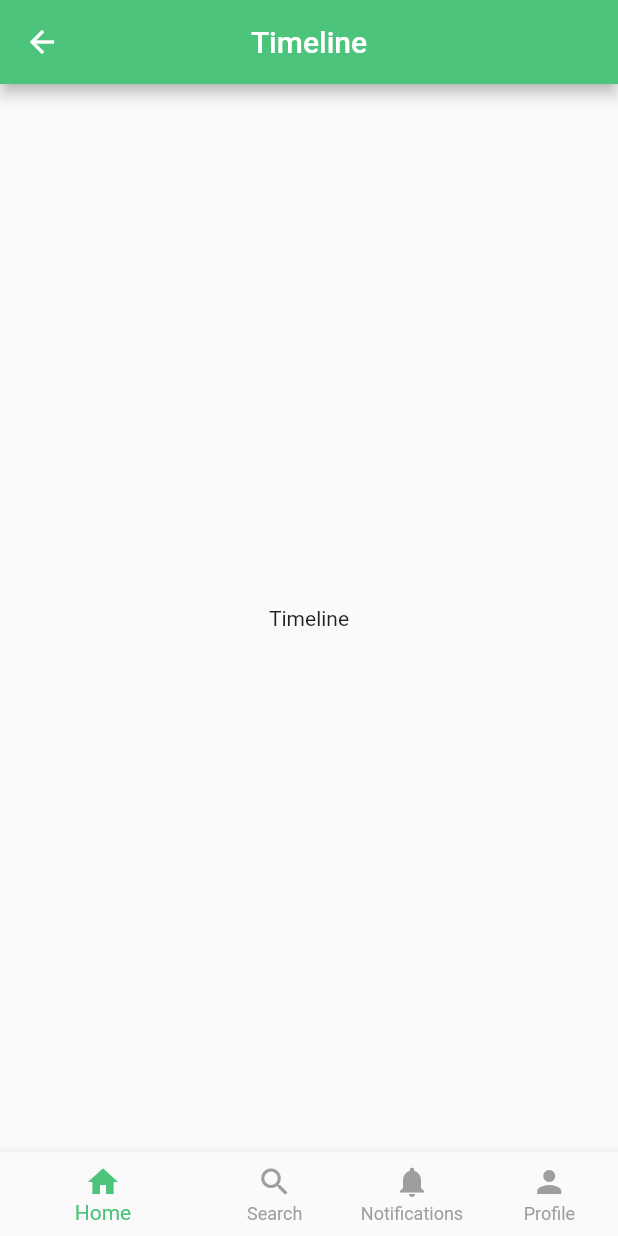
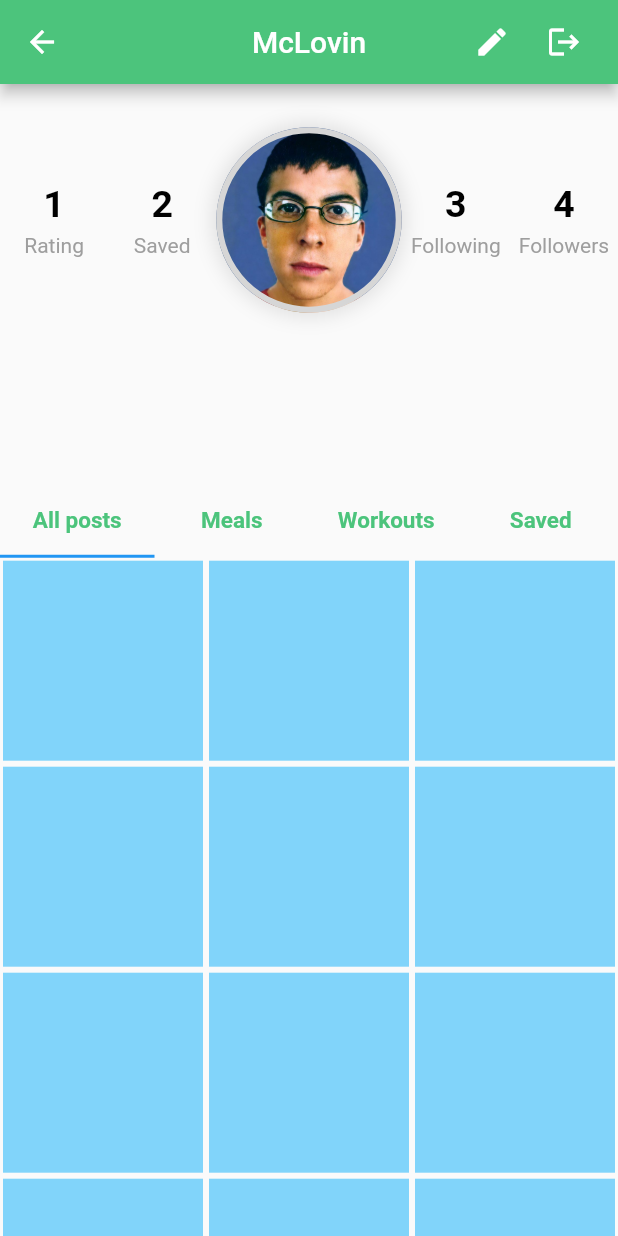
Before and after one commit to Technion236272/2022b-YourFitnessGuide, a Flutter app: the screen it shows after launch, on a phone screen of 412 x 824 dp. Run offline on Flutter 3.47's test engine with Material 2 defaults, Android fonts, the phone set to English and light mode, and no system bars; our stand-ins replace firebase_auth, firebase_core, font_awesome_flutter, google_sign_in, image_picker; missing offline and left inert: flutter_facebook_auth; accounts and stored records are empty.

Commit message:
#16 complete, added placehoders for posts temporarily

```diff
--- /dev/null
+++ b/lib/Screens/ProfileScreens/profiletab_1.dart
@@ -0,0 +1,19 @@
+import 'package:flutter/material.dart';
+
+class FirstTab extends StatelessWidget {
+  @override
+  Widget build(BuildContext context) {
+    return GridView.builder(
+        itemCount: 18,
+        gridDelegate:
+            SliverGridDelegateWithFixedCrossAxisCount(crossAxisCount: 3),
+        itemBuilder: (context, index) {
+          return Padding(
+            padding: const EdgeInsets.all(2.0),
+            child: Container(
+              color: Colors.lightBlue[200],
+            ),
+          );
+        });
+  }
+}
--- /dev/null
+++ b/lib/Screens/ProfileScreens/profiletab_2.dart
@@ -0,0 +1,19 @@
+import 'package:flutter/material.dart';
+
+class SecondTab extends StatelessWidget {
+  @override
+  Widget build(BuildContext context) {
+    return GridView.builder(
+        itemCount: 4,
+        gridDelegate:
+            SliverGridDelegateWithFixedCrossAxisCount(crossAxisCount: 3),
+        itemBuilder: (context, index) {
+          return Padding(
+            padding: const EdgeInsets.all(2.0),
+            child: Container(
+              color: Colors.pink[200],
+            ),
+          );
+        });
+  }
+}
--- /dev/null
+++ b/lib/Screens/ProfileScreens/profiletab_3.dart
@@ -0,0 +1,19 @@
+import 'package:flutter/material.dart';
+
+class ThirdTab extends StatelessWidget {
+  @override
+  Widget build(BuildContext context) {
+    return GridView.builder(
+        itemCount: 4,
+        gridDelegate:
+            SliverGridDelegateWithFixedCrossAxisCount(crossAxisCount: 3),
+        itemBuilder: (context, index) {
+          return Padding(
+            padding: const EdgeInsets.all(2.0),
+            child: Container(
+              color: Colors.deepPurple[200],
+            ),
+          );
+        });
+  }
+}
--- /dev/null
+++ b/lib/Screens/ProfileScreens/profiletab_4.dart
@@ -0,0 +1,19 @@
+import 'package:flutter/material.dart';
+
+class FourthTab extends StatelessWidget {
+  @override
+  Widget build(BuildContext context) {
+    return GridView.builder(
+        itemCount: 4,
+        gridDelegate:
+            SliverGridDelegateWithFixedCrossAxisCount(crossAxisCount: 3),
+        itemBuilder: (context, index) {
+          return Padding(
+            padding: const EdgeInsets.all(2.0),
+            child: Container(
+              color: Colors.yellow[200],
+            ),
+          );
+        });
+  }
+}
--- a/lib/Screens/editProfileScreen.dart
+++ b/lib/Screens/editProfileScreen.dart
@@ -27,7 +27,7 @@ class _EditProfileScreenState extends State<EditProfileScreen> {
         height: height * 0.25,
         decoration: BoxDecoration(
             border:
-            Border.all(width: 4, color: Colors.white),
+            Border.all(width: 4, color: Color(0xffD6D6D6)),
             boxShadow: [
               BoxShadow(
                   spreadRadius: 3,
@@ -294,8 +294,7 @@ class _EditProfileScreenState extends State<EditProfileScreen> {
         centerTitle: true,
         title: const Text('Edit your profile'),
       ),
-      body: Container(
-        child: SingleChildScrollView(
+      body: SingleChildScrollView(
         child: GestureDetector(
           onTap: () {
             FocusScope.of(context).unfocus();
@@ -305,7 +304,7 @@ class _EditProfileScreenState extends State<EditProfileScreen> {
               SizedBox(height: height * 0.02),
               Container(
                 padding: EdgeInsets.only(
-                      top: 0.25, left: width * 0.05, right: width * 0.1),
+                    top: 0.25, left: width * 0.05, right: width * 0.05),
                 child: Center(
                   child: Stack(
                     children: [
@@ -337,7 +336,6 @@ class _EditProfileScreenState extends State<EditProfileScreen> {
           ),
         ),
       ),
-      ),
     );
   }
 }
--- /dev/null
+++ b/lib/Screens/profileScreen.dart
@@ -0,0 +1,187 @@
+import 'package:flutter/material.dart';
+import 'package:yourfitnessguide/Screens/ProfileScreens/profiletab_1.dart';
+import 'package:yourfitnessguide/Screens/ProfileScreens/profiletab_2.dart';
+import 'package:yourfitnessguide/Screens/ProfileScreens/profiletab_3.dart';
+import 'package:yourfitnessguide/Screens/ProfileScreens/profiletab_4.dart';
+import 'dart:io';
+
+class ProfileScreen extends StatefulWidget {
+  const ProfileScreen({Key? key}) : super(key: key);
+
+  @override
+  State<ProfileScreen> createState() => _ProfileScreenState();
+}
+
+class _ProfileScreenState extends State<ProfileScreen> {
+  File? profileImage;
+  final appTheme = const Color(0xff4CC47C);
+
+  Widget _buildImageContainer(double height, double width) {
+    return Container(
+        width: height * 0.15,
+        height: height * 0.15,
+        decoration: BoxDecoration(
+            border:
+            Border.all(width: 4, color: Color(0xffD6D6D6)),
+            boxShadow: [
+              BoxShadow(
+                  spreadRadius: 3,
+                  blurRadius: 10,
+                  color: Colors.black.withOpacity(0.1))
+            ],
+            shape: BoxShape.circle,
+            image: profileImage == null
+                ? DecorationImage(
+                    fit: BoxFit.cover,
+                    image: Image.asset('images/decorations/mclovin.png').image)
+                : DecorationImage(
+                    fit: BoxFit.cover,
+                    image: Image.file(profileImage!).image)));
+  }
+
+  Widget _buildStatline(String stat, int value) {
+    return Center(
+      child: Column(
+        children: [
+          Text(
+            value.toString(),
+            style: TextStyle(
+                color: Colors.black, fontWeight: FontWeight.bold, fontSize: 25),
+          ),
+          SizedBox(
+            height: 5,
+          ),
+          Text(
+            stat,
+            style: TextStyle(color: Colors.grey, fontSize: 14),
+          )
+        ],
+      ),
+    );
+  }
+
+  Widget _buildTopDisplayRow(double height, double width, int rating,
+      int savedNum, int followingNum, int followersNum) {
+    return Row(
+      mainAxisAlignment: MainAxisAlignment.center,
+      children: [
+        Expanded(
+          child: Container(
+            alignment: Alignment.centerRight,
+            child: _buildStatline('Rating', rating),
+          ),
+        ),
+        Expanded(
+          child: Container(
+            child: _buildStatline('Saved', savedNum),
+          ),
+        ),
+        _buildImageContainer(height, width),
+        Expanded(
+          child: Container(
+            child: _buildStatline('Following', followingNum),
+          ),
+        ),
+        Expanded(
+          child: Container(
+            child: _buildStatline('Followers', followersNum),
+          ),
+        ),
+      ],
+    );
+  }
+
+  @override
+  Widget build(BuildContext context) {
+    final double height = MediaQuery.of(context).size.height;
+    final double width = MediaQuery.of(context).size.width;
+
+    final String userName = 'McLovin';
+    final rating = 1;
+    final savedNum = 2;
+    final followingNum = 3;
+    final followersNum = 4;
+    return DefaultTabController(
+        length: 4,
+        child: Scaffold(
+            appBar: AppBar(
+              centerTitle: true,
+              title: Text(userName),
+              actions: [
+                Padding(
+                    padding: const EdgeInsets.only(right: 12.0),
+                    child: Row(
+                      children: [
+                        IconButton(
+                            onPressed: () {
+                              Navigator.pushNamed(context, '/edit');
+                            },
+                            icon: Icon(
+                              Icons.edit,
+                              color: Colors.white,
+                            )),
+                        IconButton(
+                            onPressed: () {
+                              print('logout');
+                            },
+                            icon: Icon(
+                              Icons.logout,
+                              color: Colors.white,
+                            ))
+                      ],
+                    )),
+              ],
+            ),
+            body: Column(
+              children: [
+                Container(
+                    padding: EdgeInsets.only(
+                        top: height * 0.035, bottom: height * 0.14),
+                    child: _buildTopDisplayRow(height, width, rating, savedNum,
+                        followingNum, followersNum)),
+                TabBar(
+                  tabs: [
+                    Tab(
+                      child: Text(
+                        'All posts',
+                        style: TextStyle(
+                            fontWeight: FontWeight.bold, color: appTheme,fontSize: 15),
+                      ),
+                    ),
+                    Tab(
+                      child: Text(
+                        'Meals',
+                        style: TextStyle(
+                            fontWeight: FontWeight.bold, color: appTheme,fontSize: 15),
+                      ),
+                    ),
+                    Tab(
+                      child: Text(
+                        'Workouts',
+                        style: TextStyle(
+                            fontWeight: FontWeight.bold, color: appTheme,fontSize: 15),
+                      ),
+                    ),
+                    Tab(
+                      child: Text(
+                        'Saved',
+                        style: TextStyle(
+                            fontWeight: FontWeight.bold, color: appTheme,fontSize: 15),
+                      ),
+                    )
+                  ],
+                ),
+                Expanded(
+                  child: TabBarView(
+                    children: [
+                      FirstTab(),
+                      SecondTab(),
+                      ThirdTab(),
+                      FourthTab(),
+                    ],
+                  ),
+                ),
+              ],
+            )));
+  }
+}
--- a/lib/main.dart
+++ b/lib/main.dart
@@ -45,7 +45,7 @@ class MyApp extends StatelessWidget {
         child: MaterialApp(
           title: 'YourFitnessGuide',
           onGenerateRoute: router.generateRoute,
-          initialRoute: homeRoute,
+          initialRoute: profileRoute,
           theme: ThemeData(
             /*colorScheme: ColorScheme.fromSwatch(
               primarySwatch: Colors.grey,
--- a/lib/utils/constants.dart
+++ b/lib/utils/constants.dart
@@ -3,3 +3,4 @@ const String signupRoute = '/signup';
 const String resetPasswordRoute = '/reset';
 const String homeRoute = '/home';
 const String editProfileRoute = '/edit';
+const String profileRoute = '/profile';
--- a/lib/utils/router.dart
+++ b/lib/utils/router.dart
@@ -1,4 +1,5 @@
 import 'package:flutter/material.dart';
+import 'package:yourfitnessguide/Screens/profileScreen.dart';
 import 'package:yourfitnessguide/Screens/signinScreen.dart';
 import 'package:yourfitnessguide/Screens/signupScreen.dart';
 import 'package:yourfitnessguide/Screens/resetPasswordScreen.dart';
@@ -18,6 +19,8 @@ Route<dynamic> generateRoute(RouteSettings settings) {
       return MaterialPageRoute(builder: (context) => HomeScreen());
     case editProfileRoute:
       return MaterialPageRoute(builder: (context) => EditProfileScreen());
+    case profileRoute:
+      return MaterialPageRoute(builder: (context) => ProfileScreen());
     default:
       return MaterialPageRoute(builder: (context) => HomeScreen());
   }
```
Lines whose indentation alone changed are shown as unchanged.
